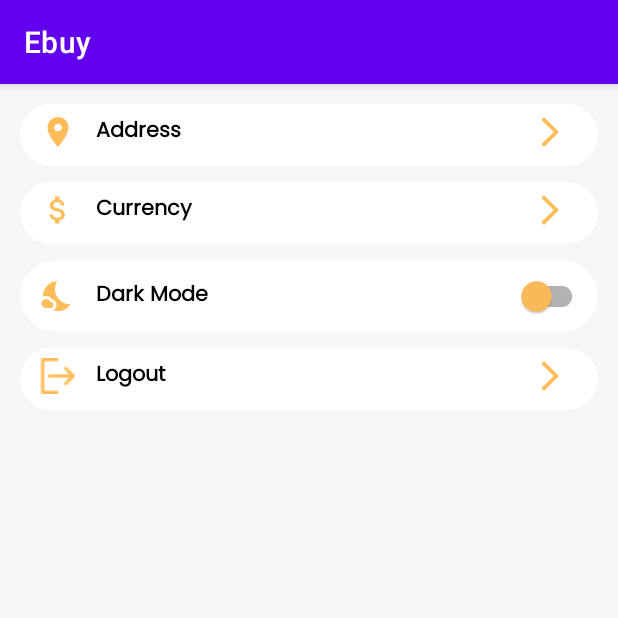
After one commit to MohabElziny/Ebuy, an Android app: the fragment SettingsFragment shown on its own in the app's theme, on a phone screen of 412 x 824 dp, the top half of it. The commit adds this screen. Run offline under Robolectric (Android 15) with nearby library versions, the phone set to English and light mode, and no system bars; our stand-ins replace sdp/ssp sizes.

Commit message:
settings screen ui

```diff
--- /dev/null
+++ b/app/src/main/java/com/iti/android/team1/ebuy/ui/settings/SettingsFragment.kt
@@ -0,0 +1,32 @@
+package com.iti.android.team1.ebuy.ui.settings
+
+import androidx.lifecycle.ViewModelProvider
+import android.os.Bundle
+import androidx.fragment.app.Fragment
+import android.view.LayoutInflater
+import android.view.View
+import android.view.ViewGroup
+import com.iti.android.team1.ebuy.R
+
+class SettingsFragment : Fragment() {
+
+    companion object {
+        fun newInstance() = SettingsFragment()
+    }
+
+    private lateinit var viewModel: SettingsViewModel
+
+    override fun onCreateView(
+        inflater: LayoutInflater, container: ViewGroup?,
+        savedInstanceState: Bundle?
+    ): View? {
+        return inflater.inflate(R.layout.fragment_settings, container, false)
+    }
+
+    override fun onActivityCreated(savedInstanceState: Bundle?) {
+        super.onActivityCreated(savedInstanceState)
+        viewModel = ViewModelProvider(this).get(SettingsViewModel::class.java)
+        // TODO: Use the ViewModel
+    }
+
+}
--- /dev/null
+++ b/app/src/main/java/com/iti/android/team1/ebuy/ui/settings/SettingsViewModel.kt
@@ -0,0 +1,7 @@
+package com.iti.android.team1.ebuy.ui.settings
+
+import androidx.lifecycle.ViewModel
+
+class SettingsViewModel : ViewModel() {
+    // TODO: Implement the ViewModel
+}
--- /dev/null
+++ b/app/src/main/res/drawable/address_image.xml
@@ -0,0 +1,5 @@
+<vector android:height="24dp" android:tint="@color/Primary"
+    android:viewportHeight="24" android:viewportWidth="24"
+    android:width="24dp" xmlns:android="http://schemas.android.com/apk/res/android">
+    <path android:fillColor="@android:color/white" android:pathData="M12,2C8.13,2 5,5.13 5,9c0,5.25 7,13 7,13s7,-7.75 7,-13c0,-3.87 -3.13,-7 -7,-7zM12,11.5c-1.38,0 -2.5,-1.12 -2.5,-2.5s1.12,-2.5 2.5,-2.5 2.5,1.12 2.5,2.5 -1.12,2.5 -2.5,2.5z"/>
+</vector>
--- /dev/null
+++ b/app/src/main/res/drawable/money_icon.xml
@@ -0,0 +1,5 @@
+<vector android:height="24dp" android:tint="@color/Primary"
+    android:viewportHeight="24" android:viewportWidth="24"
+    android:width="24dp" xmlns:android="http://schemas.android.com/apk/res/android">
+    <path android:fillColor="@android:color/white" android:pathData="M11.8,10.9c-2.27,-0.59 -3,-1.2 -3,-2.15 0,-1.09 1.01,-1.85 2.7,-1.85 1.78,0 2.44,0.85 2.5,2.1h2.21c-0.07,-1.72 -1.12,-3.3 -3.21,-3.81V3h-3v2.16c-1.94,0.42 -3.5,1.68 -3.5,3.61 0,2.31 1.91,3.46 4.7,4.13 2.5,0.6 3,1.48 3,2.41 0,0.69 -0.49,1.79 -2.7,1.79 -2.06,0 -2.87,-0.92 -2.98,-2.1h-2.2c0.12,2.19 1.76,3.42 3.68,3.83V21h3v-2.15c1.95,-0.37 3.5,-1.5 3.5,-3.55 0,-2.84 -2.43,-3.81 -4.7,-4.4z"/>
+</vector>
--- /dev/null
+++ b/app/src/main/res/drawable/night_image.xml
@@ -0,0 +1,6 @@
+<vector android:height="24dp" android:tint="@color/Primary"
+    android:viewportHeight="24" android:viewportWidth="24"
+    android:width="24dp" xmlns:android="http://schemas.android.com/apk/res/android">
+    <path android:fillColor="@android:color/white" android:pathData="M11.1,12.08C8.77,7.57 10.6,3.6 11.63,2.01C6.27,2.2 1.98,6.59 1.98,12c0,0.14 0.02,0.28 0.02,0.42C2.62,12.15 3.29,12 4,12c1.66,0 3.18,0.83 4.1,2.15C9.77,14.63 11,16.17 11,18c0,1.52 -0.87,2.83 -2.12,3.51c0.98,0.32 2.03,0.5 3.11,0.5c3.5,0 6.58,-1.8 8.37,-4.52C18,17.72 13.38,16.52 11.1,12.08z"/>
+    <path android:fillColor="@android:color/white" android:pathData="M7,16l-0.18,0C6.4,14.84 5.3,14 4,14c-1.66,0 -3,1.34 -3,3s1.34,3 3,3c0.62,0 2.49,0 3,0c1.1,0 2,-0.9 2,-2C9,16.9 8.1,16 7,16z"/>
+</vector>
--- /dev/null
+++ b/app/src/main/res/drawable/right_arrow.xml
@@ -0,0 +1,5 @@
+<vector android:autoMirrored="true" android:height="24dp"
+    android:tint="@color/Primary" android:viewportHeight="24"
+    android:viewportWidth="24" android:width="24dp" xmlns:android="http://schemas.android.com/apk/res/android">
+    <path android:fillColor="@color/Primary" android:pathData="M6.23,20.23l1.77,1.77l10,-10l-10,-10l-1.77,1.77l8.23,8.23z"/>
+</vector>
--- /dev/null
+++ b/app/src/main/res/drawable/settings_item_shape.xml
@@ -0,0 +1,6 @@
+<?xml version="1.0" encoding="utf-8"?>
+<shape xmlns:android="http://schemas.android.com/apk/res/android">
+
+    <solid android:color="@color/white"/>
+    <corners android:radius="@dimen/_20sdp"/>
+</shape>
--- a/app/src/main/res/layout/category_custom_rv_item.xml
+++ b/app/src/main/res/layout/category_custom_rv_item.xml
@@ -31,7 +31,6 @@
             android:layout_height="wrap_content"
             android:layout_below="@id/cat_custom_image"
             android:layout_alignStart="@+id/cat_custom_image"
-            android:text="5.5"
             android:layout_marginBottom="@dimen/_6sdp"
             android:layout_marginEnd="@dimen/_6sdp"
             />
--- /dev/null
+++ b/app/src/main/res/layout/fragment_settings.xml
@@ -0,0 +1,168 @@
+<?xml version="1.0" encoding="utf-8"?>
+<RelativeLayout xmlns:android="http://schemas.android.com/apk/res/android"
+    xmlns:app="http://schemas.android.com/apk/res-auto"
+    xmlns:tools="http://schemas.android.com/tools"
+    android:layout_width="match_parent"
+    android:layout_height="match_parent"
+    tools:context=".ui.settings.SettingsFragment"
+    android:orientation="vertical"
+    android:padding="@dimen/_10sdp"
+    android:background="@color/backgroundColor"
+    >
+
+    <RelativeLayout
+        android:id="@+id/address_relative"
+        android:layout_width="match_parent"
+        android:layout_height="wrap_content"
+        android:layout_marginBottom="@dimen/_8sdp"
+        android:background="@drawable/settings_item_shape"
+        android:padding="@dimen/_5sdp"
+        android:paddingStart="@dimen/_10sdp"
+        android:paddingEnd="@dimen/_5sdp">
+
+        <TextView
+            android:id="@+id/tv_address"
+            style="@style/fontBoldStyle"
+            android:layout_width="wrap_content"
+            android:layout_height="wrap_content"
+            android:layout_marginBottom="@dimen/_3sdp"
+            android:drawablePadding="@dimen/_10sdp"
+            android:text="@string/settings_address"
+            android:layout_marginEnd="@dimen/_20sdp"
+            app:drawableStartCompat="@drawable/address_image" />
+        <TextView
+            android:id="@+id/tv_editable_adress"
+            android:layout_width="wrap_content"
+            android:layout_height="wrap_content"
+            android:layout_marginEnd="@dimen/_10sdp"
+            android:layout_toStartOf="@+id/relative1_arrow"
+            android:layout_toEndOf="@+id/tv_address" />
+        <ImageView
+            android:id="@+id/relative1_arrow"
+            android:layout_width="wrap_content"
+            android:layout_height="wrap_content"
+            android:layout_alignParentEnd="true"
+            android:layout_marginEnd="@dimen/_10sdp"
+            android:src="@drawable/right_arrow" />
+
+    </RelativeLayout>
+
+    <RelativeLayout
+        android:id="@+id/currency_relative"
+        android:layout_width="match_parent"
+        android:layout_height="wrap_content"
+        android:layout_marginBottom="@dimen/_8sdp"
+        android:background="@drawable/settings_item_shape"
+        android:padding="@dimen/_5sdp"
+        android:paddingStart="@dimen/_10sdp"
+        android:paddingEnd="@dimen/_5sdp"
+         android:layout_below="@+id/address_relative"
+        >
+
+        <TextView
+            android:id="@+id/tv_currency"
+            style="@style/fontBoldStyle"
+            android:layout_width="wrap_content"
+            android:layout_height="wrap_content"
+            android:layout_marginBottom="@dimen/_3sdp"
+            android:drawablePadding="@dimen/_10sdp"
+            android:text="@string/settings_currency"
+            app:drawableStartCompat="@drawable/money_icon"
+            android:layout_marginEnd="@dimen/_20sdp"
+            />
+
+        <TextView
+            android:id="@+id/tv_editable_currency"
+            android:layout_width="wrap_content"
+            android:layout_height="wrap_content"
+            android:layout_marginEnd="@dimen/_10sdp"
+            android:layout_toStartOf="@+id/relative2_arrow"
+            android:layout_toEndOf="@+id/tv_currency" />
+        <ImageView
+            android:id="@+id/relative2_arrow"
+            android:layout_width="wrap_content"
+            android:layout_height="wrap_content"
+            android:layout_alignParentEnd="true"
+            android:layout_marginEnd="@dimen/_10sdp"
+            android:src="@drawable/right_arrow"
+            />
+
+    </RelativeLayout>
+
+    <androidx.appcompat.widget.SwitchCompat
+        android:id="@+id/dark_mode"
+        android:layout_width="match_parent"
+        android:layout_height="wrap_content"
+        android:layout_marginBottom="@dimen/_8sdp"
+        android:background="@drawable/settings_item_shape"
+        android:drawableStart="@drawable/night_image"
+        android:drawablePadding="@dimen/_10sdp"
+        android:padding="@dimen/_5sdp"
+        android:paddingStart="@dimen/_10sdp"
+        android:paddingEnd="@dimen/_5sdp"
+        android:text="@string/dark_mode"
+        app:thumbTint="@color/Primary"
+        style="@style/fontBoldStyle"
+        android:layout_below="@+id/currency_relative"
+        />
+
+    <RelativeLayout
+        android:id="@+id/logout_relative"
+        android:layout_width="match_parent"
+        android:layout_height="wrap_content"
+        android:layout_marginBottom="@dimen/_8sdp"
+        android:background="@drawable/settings_item_shape"
+        android:padding="@dimen/_5sdp"
+        android:paddingStart="@dimen/_10sdp"
+        android:paddingEnd="@dimen/_5sdp"
+        android:layout_below="@id/dark_mode"
+        >
+
+        <TextView
+            android:id="@+id/tv_logOut"
+            style="@style/fontBoldStyle"
+            android:layout_width="wrap_content"
+            android:layout_height="wrap_content"
+            android:layout_marginBottom="@dimen/_3sdp"
+            android:drawablePadding="@dimen/_10sdp"
+            android:text="@string/settings_logout"
+            app:drawableStartCompat="@drawable/logout"
+            app:drawableTint="@color/Primary" />
+
+        <ImageView
+            android:layout_width="wrap_content"
+            android:layout_height="wrap_content"
+            android:layout_alignParentEnd="true"
+            android:layout_marginEnd="@dimen/_10sdp"
+            android:src="@drawable/right_arrow" />
+
+    </RelativeLayout>
+
+    <RelativeLayout
+        android:id="@+id/no_account_relative"
+        android:layout_width="match_parent"
+        android:layout_height="wrap_content"
+        android:layout_centerVertical="true"
+        android:gravity="center"
+        android:visibility="gone"
+        >
+
+        <TextView
+            android:id="@+id/tv_no_account"
+            android:layout_width="wrap_content"
+            android:layout_height="wrap_content"
+            android:text="@string/there_is_no_account"
+            style="@style/fontBoldStyle"
+            android:layout_marginEnd="@dimen/_3sdp"
+        />
+        <TextView
+            android:id="@+id/tv_signIn"
+            android:layout_width="wrap_content"
+            android:layout_height="wrap_content"
+            android:text="@string/sign_in"
+            android:layout_toEndOf="@+id/tv_no_account"
+            android:textColor="@color/purple_700"
+            />
+    </RelativeLayout>
+
+</RelativeLayout>
--- a/app/src/main/res/values/strings.xml
+++ b/app/src/main/res/values/strings.xml
@@ -30,4 +30,10 @@
     <string name="cat_custom_btn_addCart_text">Add Cart</string>
     <string name="cat_menu_favorite">Favorite</string>
     <string name="cat_menu_settings">Settings</string>
+    <string name="settings_address">Address</string>
+    <string name="dark_mode">Dark Mode</string>
+    <string name="settings_logout">Logout</string>
+    <string name="settings_currency">Currency</string>
+    <string name="there_is_no_account">There is no account.</string>
+
 </resources>
```
Also changed, not shown: app/src/main/res/drawable/logout.png (added), 1 other file.
